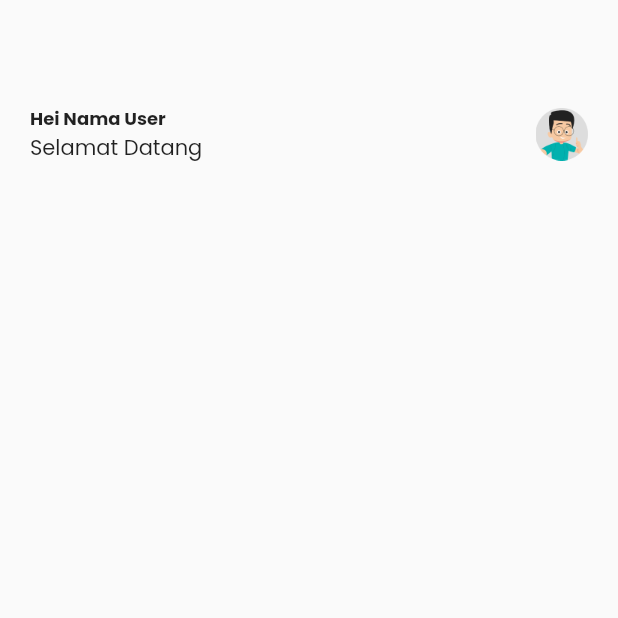
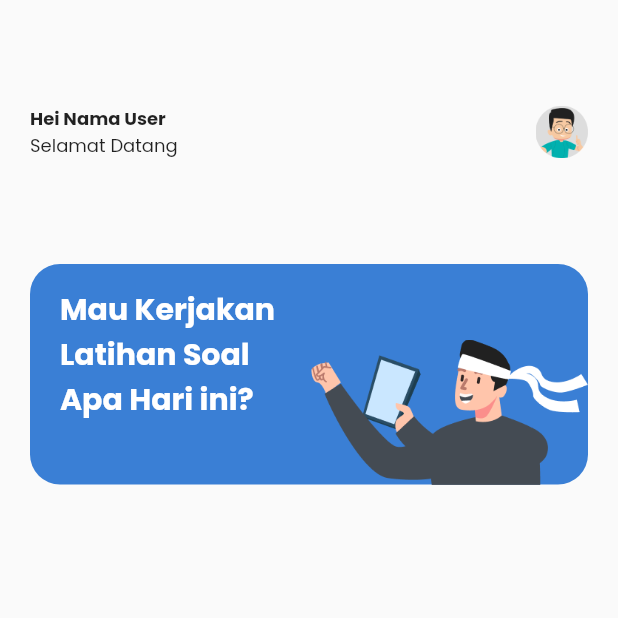
Before and after one commit to anditarmizi90/latsol, a Flutter app: the HomePage screen opened directly, on a phone screen of 412 x 824 dp, the top half of it. Run offline on Flutter 3.47's test engine with Material 2 defaults, Android fonts, the phone set to English and light mode, and no system bars; our stand-ins replace google_fonts.

Commit message:
update home page

```diff
--- a/lib/view/main/latihan_soal/home_page.dart
+++ b/lib/view/main/latihan_soal/home_page.dart
@@ -19,8 +19,10 @@ class _HomePageState extends State<HomePage> {
       body: Column(
         children: [
           Padding(
-            padding:
-                const EdgeInsets.symmetric(horizontal: 20.0, vertical: 70.0),
+            padding: const EdgeInsets.symmetric(
+              horizontal: 20.0,
+              vertical: 70.0,
+            ),
             child: Row(
               children: [
                 Expanded(
@@ -30,9 +32,16 @@ class _HomePageState extends State<HomePage> {
                       Text(
                         "Hei Nama User",
                         style: GoogleFonts.poppins().copyWith(
-                            fontSize: 12, fontWeight: FontWeight.w700),
+                          fontSize: 12,
+                          fontWeight: FontWeight.w700,
+                        ),
                       ),
-                      Text("Selamat Datang"),
+                      Text(
+                        "Selamat Datang",
+                        style: GoogleFonts.poppins().copyWith(
+                          fontSize: 12,
+                        ),
+                      ),
                     ],
                   ),
                 ),
@@ -45,14 +54,44 @@ class _HomePageState extends State<HomePage> {
             ),
           ),
           Container(
-            padding: const EdgeInsets.symmetric(
+            margin: const EdgeInsets.symmetric(
               horizontal: 20.0,
-              vertical: 15,
+              // vertical: 15,
             ),
-            height: 150,
+            decoration: BoxDecoration(
+              color: R.colors.primary,
+              borderRadius: BorderRadius.circular(20),
+            ),
+            height: 147,
             width: double.infinity,
-            child: Stack(children: []),
-          )
+            child: Stack(
+              children: [
+                Container(
+                  width: MediaQuery.of(context).size.width * 0.5,
+                  padding: const EdgeInsets.symmetric(
+                    horizontal: 20.0,
+                    vertical: 15,
+                  ),
+                  child: Text(
+                    "Mau Kerjakan Latihan Soal Apa Hari ini?",
+                    style: TextStyle(
+                      fontSize: 20,
+                      color: Colors.white,
+                      fontWeight: FontWeight.bold,
+                    ),
+                  ),
+                ),
+                Positioned(
+                  right: 0,
+                  bottom: 0,
+                  child: Image.asset(
+                    R.assets.imgHome,
+                    width: MediaQuery.of(context).size.width * 0.45,
+                  ),
+                ),
+              ],
+            ),
+          ),
         ],
       ),
     );
```
